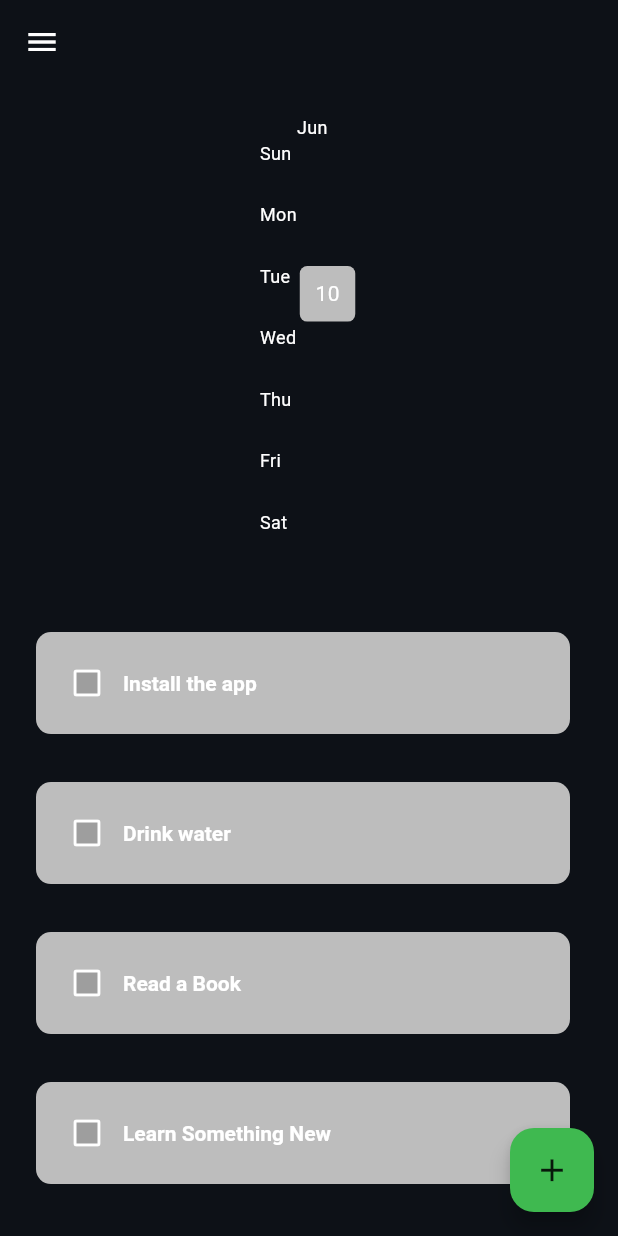
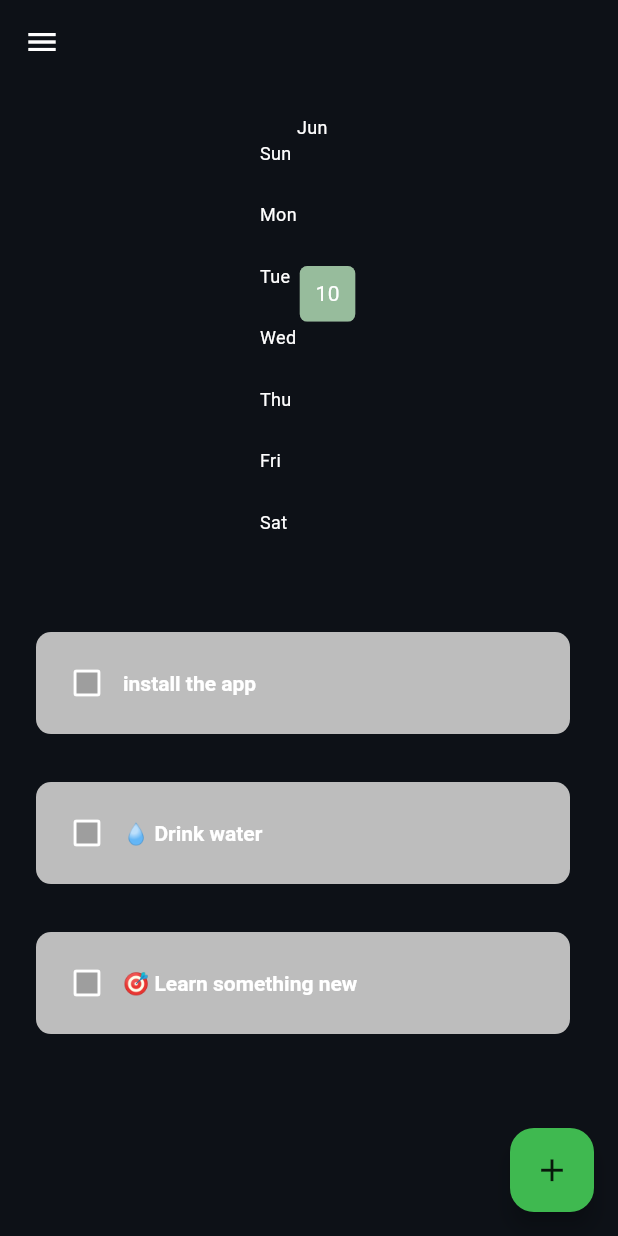
Before and after one commit to abod8639/flutter_habit_tracker, a Flutter app: the screen it shows after launch, on a phone screen of 412 x 824 dp. Run offline on Flutter 3.47's test engine with Material 3 defaults, Android fonts, the phone set to English and light mode, and no system bars; drawn by our look-alikes of flutter_heatmap_calendar, flutter_slidable; our stand-ins replace fl_chart, get, hive, hive_flutter; accounts and stored records are empty.

Commit message:
fix get init

```diff
--- a/lib/functions/initializeApp.dart
+++ b/lib/functions/initializeApp.dart
@@ -14,6 +14,8 @@ Future<void> initializeApp() async {
       Hive.openBox(HabitStorage.boxName),
       Hive.openBox(ThemeStorageService.themeBox),
     ]);
+
+    Get.put(HabitController());
     Get.put(HabitController());
     Get.put(ThemeController());
   } catch (e, stack) {
--- a/lib/models/HAbit_Models.dart
+++ b/lib/models/HAbit_Models.dart
@@ -6,12 +6,12 @@ class HabitModel {
   DateTime? completedAt;
 
   HabitModel({
-    required this.id,
+    String? id,
     required this.name,
     required this.isCompleted,
     required this.createdAt,
     this.completedAt,
-  });
+  }) : id = id ?? DateTime.now().millisecondsSinceEpoch.toString();
 
   factory HabitModel.fromMap(Map<String, dynamic> map) {
     return HabitModel(
--- a/lib/services/HabitStorage.dart
+++ b/lib/services/HabitStorage.dart
@@ -1,5 +1,6 @@
 // habit_storage.dart
 import 'package:flutter/material.dart';
+import 'package:habit_tracker/models/HAbit_Models.dart';
 import 'package:habit_tracker/models/date_time.dart';
 import 'package:hive/hive.dart';
 
@@ -18,11 +19,23 @@ class HabitStorage {
 
   // Default values
   static const int defaultDayCount = 1;
-  static const List<Map<String, dynamic>> defaultHabits = [
-    {"name": "Install the app", "isCompleted": true},
-    {"name": "Drink water", "isCompleted": false},
-    {"name": "Read a Book", "isCompleted": false},
-    {"name": "Learn Something New", "isCompleted": false},
+  static List<HabitModel> defaultHabits = [
+    HabitModel(
+      name: "install the app",
+      isCompleted: true,
+      createdAt: DateTime.now(),
+    ),
+
+    HabitModel(
+      name: "💧 Drink water",
+      isCompleted: false,
+      createdAt: DateTime.now(),
+    ),
+    HabitModel(
+      name: "🎯 Learn something new",
+      isCompleted: false,
+      createdAt: DateTime.now(),
+    ),
   ];
 }
 
--- a/lib/view/HabitStatsPage/widget/BuildBarChart.dart
+++ b/lib/view/HabitStatsPage/widget/BuildBarChart.dart
@@ -7,7 +7,7 @@ Widget BuildBarChart(
   BuildContext context,
   List<Map<String, dynamic>> chartData,
 ) {
-  final HabitController cont = Get.find<HabitController>();
+  final HabitController cont = Get.put(HabitController());
 
   if (chartData.isEmpty) {
     return SizedBox(
--- a/lib/view/HabitStatsPage/widget/BuildTreandChart.dart
+++ b/lib/view/HabitStatsPage/widget/BuildTreandChart.dart
@@ -3,7 +3,7 @@ import 'package:flutter/material.dart';
 import 'package:get/get.dart';
 import 'package:habit_tracker/controller/HabitController.dart';
 
-final HabitController habitController = Get.find<HabitController>();
+final HabitController habitController = Get.put(HabitController());
 
 Widget BuildTrendChart(
   BuildContext context,
--- a/lib/view/ThemePage/ThemePage.dart
+++ b/lib/view/ThemePage/ThemePage.dart
@@ -10,7 +10,7 @@ class ThemePage extends StatelessWidget {
 
   @override
   Widget build(BuildContext context) {
-    final ThemeController themeController = Get.find<ThemeController>();
+    final ThemeController themeController = Get.put(ThemeController());
 
     return KeyboardListener(
       autofocus: true,
--- a/lib/view/homepage/widget/HabitList.dart
+++ b/lib/view/homepage/widget/HabitList.dart
@@ -10,7 +10,7 @@ class HabitList extends StatelessWidget {
 
   @override
   Widget build(BuildContext context) {
-    final HabitController controller = Get.find<HabitController>();
+    final HabitController controller = Get.put(HabitController());
 
     if (habits.isEmpty) {
       return SliverFillRemaining(
```
Also changed, not shown: lib/data/habit_db.dart (+6 -12 lines).
